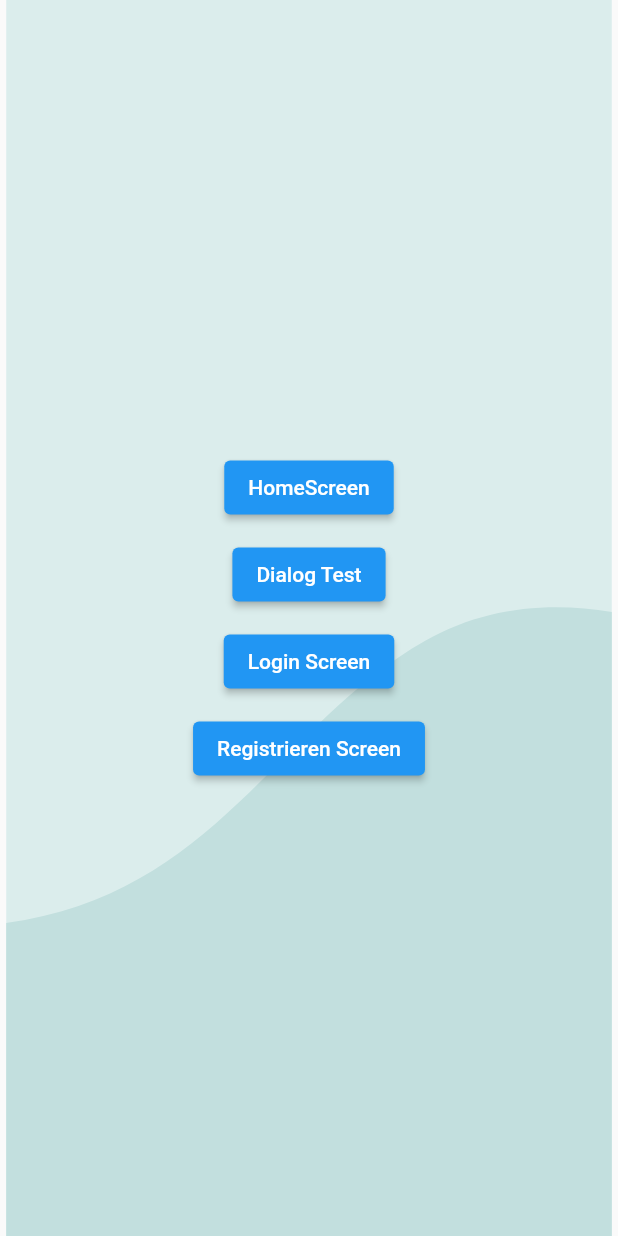
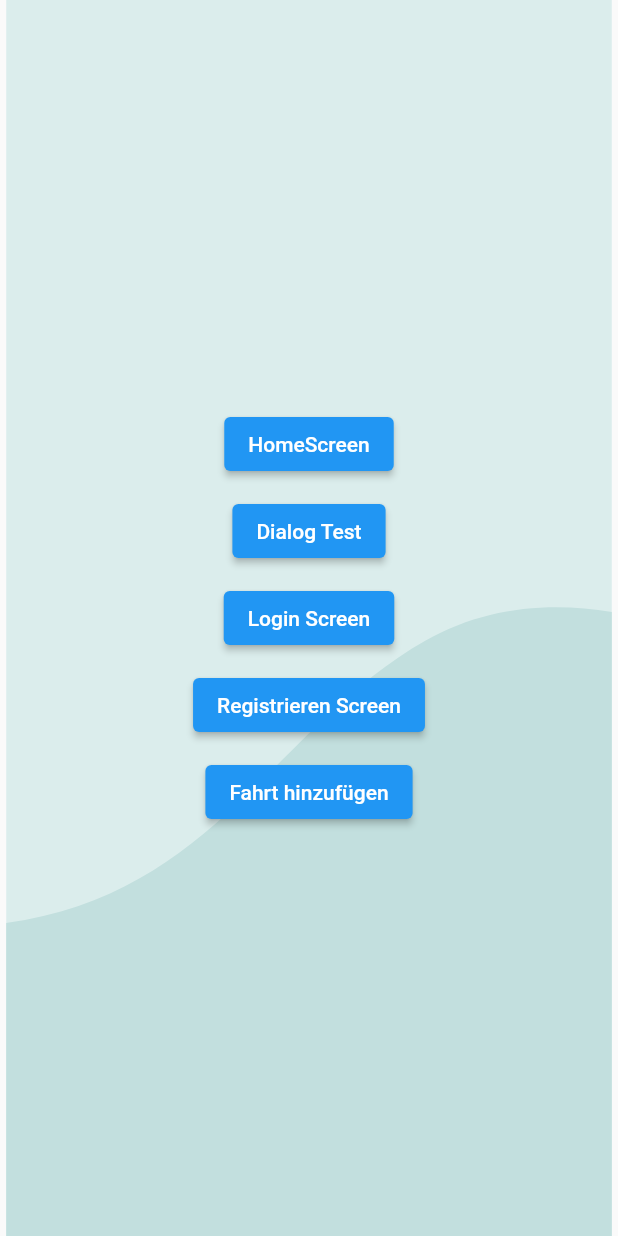
Before and after one commit to drmilde/unigo_prototyp, a Flutter app: the screen it shows after launch, on a phone screen of 412 x 824 dp. Run offline on Flutter 3.47's test engine with Material 2 defaults, Android fonts, the phone set to English and light mode, and no system bars; our stand-ins replace flutter_svg, get, google_fonts.

Commit message:
im kurs rumgefummelt und fahrten directory hinzugefügt svg logo eingebaut

```diff
--- a/lib/screens/auswahl_screen.dart
+++ b/lib/screens/auswahl_screen.dart
@@ -1,5 +1,6 @@
 import 'package:flutter/material.dart';
-import 'package:unigo_prototyp/screens/fahrt_hinzufuegen_screen.dart';
+import 'package:unigo_prototyp/screens/dialog_test_screen.dart';
+import 'package:unigo_prototyp/screens/fahrten/fahrt_hinzufuegen_screen.dart';
 import 'package:unigo_prototyp/screens/home_screen.dart';
 import 'package:unigo_prototyp/screens/login_screen.dart';
 import 'package:unigo_prototyp/screens/registrieren_screen.dart';
@@ -17,11 +18,13 @@ class AuswahlScreen extends StatelessWidget {
         children: [
           _buildRouteButton(context, "HomeScreen", HomeScreen()),
           _spacer(),
-          _buildRouteButton(context, "Dialog Test", FahrtHinzufuegenScreen()),
+          _buildRouteButton(context, "Dialog Test", DialogTestScreen()),
           _spacer(),
           _buildRouteButton(context, "Login Screen", LoginScreen()),
           _spacer(),
           _buildRouteButton(context, "Registrieren Screen", RegistrierenScreen()),
+          _spacer(),
+          _buildRouteButton(context, "Fahrt hinzufügen", FahrtHinzufuegenScreen()),
         ],
       ),
     ));
--- a/lib/screens/fahrt_hinzufuegen_screen.dart
+++ b/lib/screens/dialog_test_screen.dart
@@ -3,8 +3,8 @@ import 'package:get/get.dart';
 import 'package:google_fonts/google_fonts.dart';
 import 'package:unigo_prototyp/widgets/svg_scaffold_widget.dart';
 
-class FahrtHinzufuegenScreen extends StatelessWidget {
-  const FahrtHinzufuegenScreen({Key? key}) : super(key: key);
+class DialogTestScreen extends StatelessWidget {
+  const DialogTestScreen({Key? key}) : super(key: key);
 
   @override
   Widget build(BuildContext context) {
@@ -44,6 +44,7 @@ class FahrtHinzufuegenScreen extends StatelessWidget {
           titleTextStyle: GoogleFonts.inter(
             color: Colors.black,
             fontSize: 20,
+            fontWeight: FontWeight.normal,
           ),
           title: Container(
             width: double.infinity,
```
Also changed, not shown: lib/screens/fahrten/fahrt_hinzufuegen_screen.dart (added, +40 -0 lines), assets/icons/Bachelorprojekt_Icons_negativ_Car.svg (added), assets/icons/Bachelorprojekt_Icons_negativ_Chat.svg (added), assets/icons/Bachelorprojekt_Icons_negativ_Home.svg (added), assets/icons/Bachelorprojekt_Icons_negativ_Settings.svg (added). Lines whose indentation alone changed are shown as unchanged.
